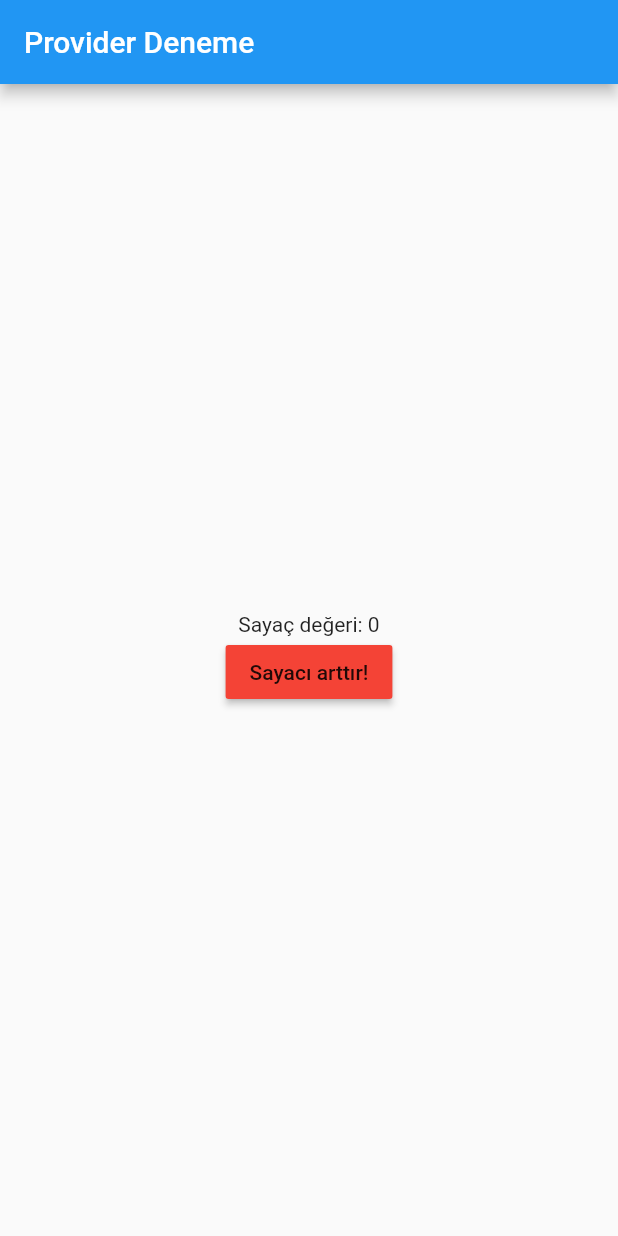
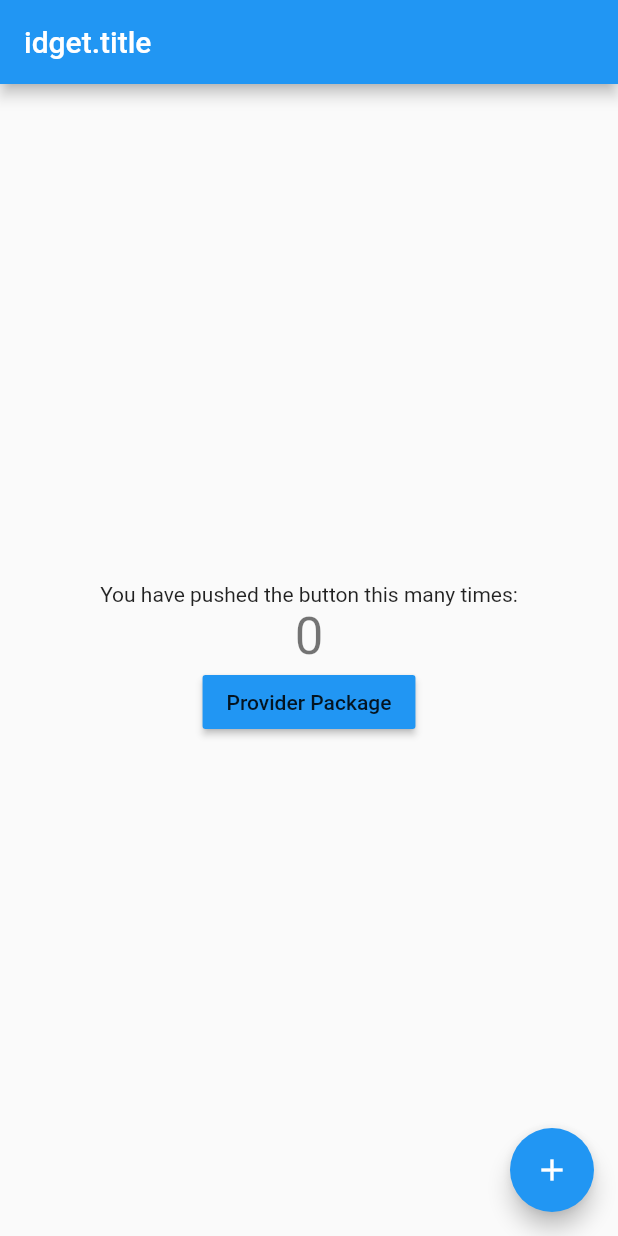
Before and after one commit to ibrahimuzul/flutter_state, a Flutter app: the screen it shows after launch, on a phone screen of 412 x 824 dp. Run offline on Flutter 3.47's test engine with Material 2 defaults, Android fonts, the phone set to English and light mode, and no system bars.

Commit message:
191. Provider Package ile State Management Hatalar giderildi

```diff
--- a/lib/main.dart
+++ b/lib/main.dart
@@ -1,4 +1,106 @@
 import 'package:flutter/material.dart';
+import 'package:flutter_state/provider_package_kullanimi.dart';
+import 'package:flutter_state/sayac.dart';
+import 'package:provider/provider.dart';
+
+void main() => runApp(MyApp());
+
+class MyApp extends StatelessWidget {
+  @override
+  Widget build(BuildContext context) {
+    return MultiProvider(
+      providers: [
+        ChangeNotifierProvider<Sayac>(
+          create: (context) => Sayac(0),
+        ),
+      ],
+      child: MaterialApp(
+        title: 'Flutter Demo',
+        theme: ThemeData(
+          primarySwatch: Colors.blue,
+          visualDensity: VisualDensity.adaptivePlatformDensity,
+        ),
+        home: MyHomePage(),
+      ),
+    );
+  }
+}
+
+class MyHomePage extends StatefulWidget {
+  MyHomePage({Key key, this.title}) : super(key: key);
+
+  final String title;
+
+  @override
+  _MyHomePageState createState() => _MyHomePageState();
+}
+
+class _MyHomePageState extends State<MyHomePage> {
+  int _counter = 0;
+
+  void _incrementCounter() {
+    setState(() {
+      _counter++;
+    });
+  }
+
+  @override
+  Widget build(BuildContext context) {
+    return Scaffold(
+      appBar: AppBar(
+        title: Text("idget.title"),
+      ),
+      body: Center(
+        child: Column(
+          mainAxisAlignment: MainAxisAlignment.center,
+          children: <Widget>[
+            Text(
+              "You have pushed the button this many times:",
+            ),
+            Text(
+              '$_counter',
+              style: Theme.of(context).textTheme.display1,
+            ),
+            RaisedButton(
+              onPressed: () {
+                Navigator.of(context).push(MaterialPageRoute(
+                    builder: (context) => ProviderPackageKullanimi()));
+              },
+              child: Text("Provider Package"),
+              color: Colors.blue,
+            ),
+          ],
+        ),
+      ),
+      floatingActionButton: MyButton(_incrementCounter),
+    );
+  }
+}
+
+class MyButton extends StatefulWidget {
+  Function incrementCounter;
+
+  MyButton(this.incrementCounter);
+
+  @override
+  _MyButtonState createState() => _MyButtonState();
+}
+
+class _MyButtonState extends State<MyButton> {
+  @override
+  Widget build(BuildContext context) {
+    return FloatingActionButton(
+      onPressed: widget.incrementCounter,
+      tooltip: 'Increment',
+      child: Icon(Icons.add),
+    );
+  }
+}
+
+
+
+
+/*import 'package:flutter/material.dart';
 import 'package:provider/provider.dart';
 import 'sayac.dart';
 
@@ -60,4 +162,4 @@ class _MyHomePageState extends State<MyHomePage> {
           ),
     );
   }
-}
+}*/
--- a/lib/sayac.dart
+++ b/lib/sayac.dart
@@ -1,7 +1,7 @@
 import 'package:flutter/material.dart';
 
 class Sayac with ChangeNotifier {
-  int _sayac;
+  int _sayac=0;
   Sayac(this._sayac);
 
   int get sayac => _sayac;
```
